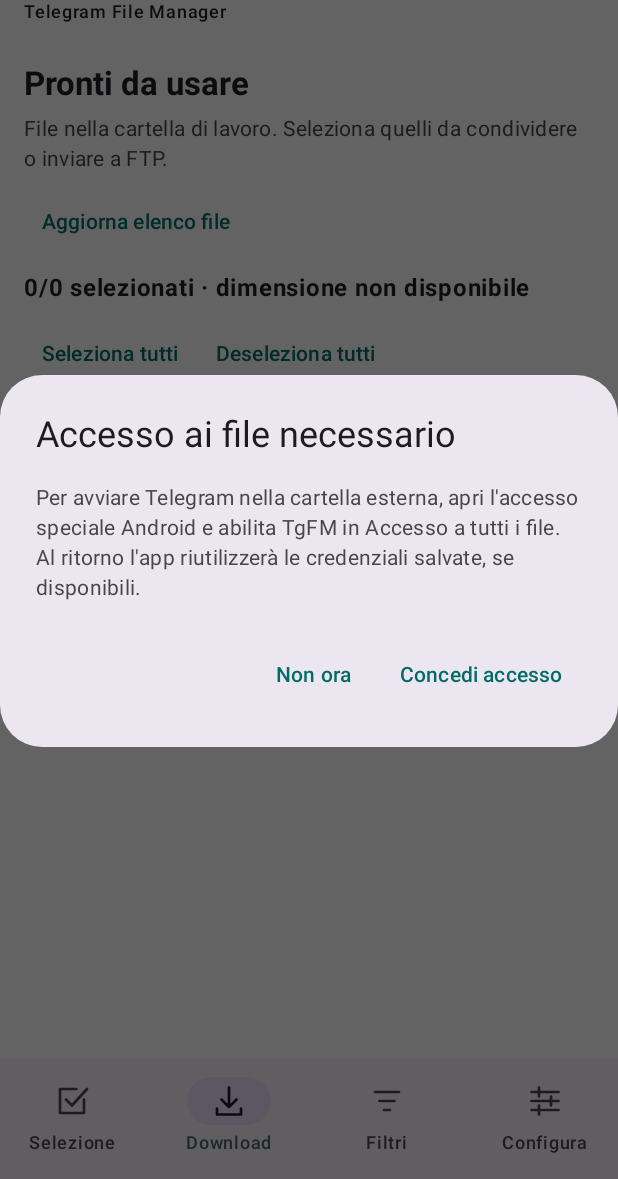
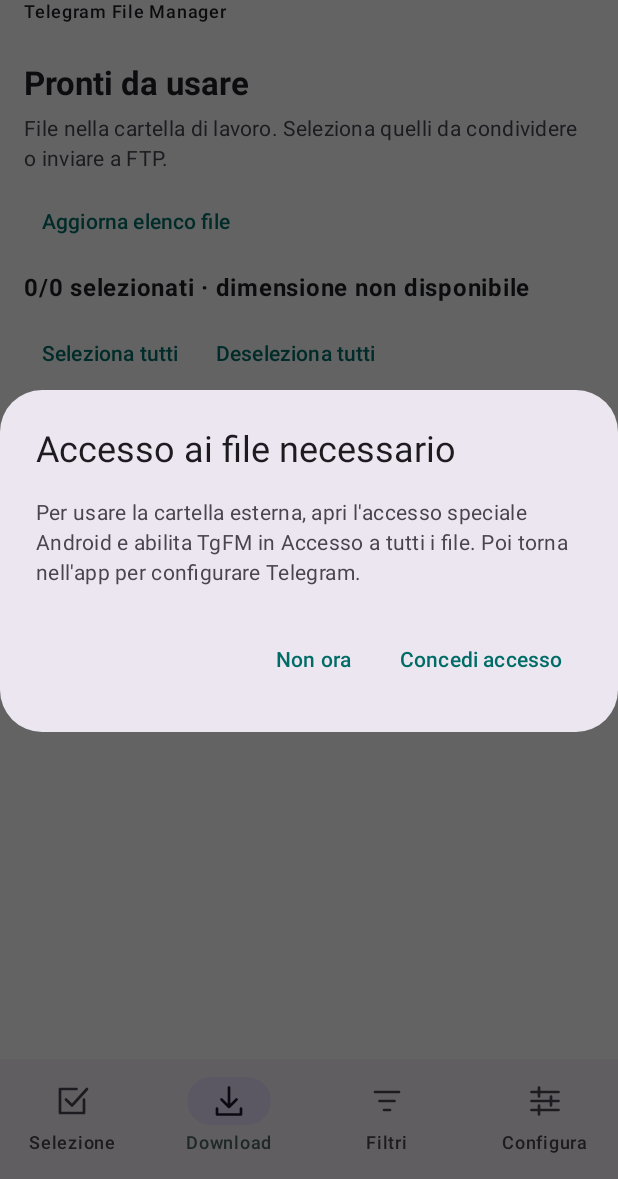
Before and after one commit to TheyKilledKenny/TgFM, an Android app built with Jetpack Compose: the composable TgfmScreen shown on its own in the app's theme, item 2 of the bottom bar chosen, on a phone screen of 412 x 824 dp, the part 57-1236 px from its top. Run offline under Robolectric (Android 15) with nearby library versions, the phone set to English and light mode, and no system bars; pictures from the network do not load; 1 statement that could not run was skipped.

Commit message:
Fix TDLib initialization deadlock and simplify fresh login in 1.5.2

```diff
--- a/app/build.gradle.kts
+++ b/app/build.gradle.kts
@@ -9,7 +9,7 @@ android {
  ndkVersion = "27.2.12479018"
  defaultConfig {
   applicationId = "it.tgfm"; minSdk = 26; targetSdk = 35
-  versionCode = 9; versionName = "1.5.1"
+  versionCode = 10; versionName = "1.5.2"
   ndk { abiFilters += "arm64-v8a" }
  }
  buildFeatures { compose = true }
--- a/app/src/main/java/it/tgfm/core/TelegramAccess.kt
+++ /dev/null
@@ -1,21 +0,0 @@
-package it.tgfm.core
-
-enum class SavedTelegramAccess { CHECKING, AVAILABLE, MISSING, UNREADABLE }
-
-/** A client waiting for file permission is not evidence of a missing Telegram login. */
-object TelegramAccess {
- fun canResume(auth: String, fileAccess: Boolean, saved: SavedTelegramAccess) = fileAccess && saved == SavedTelegramAccess.AVAILABLE &&
-  auth in setOf("notStarted", "authorizationStateClosed", "authorizationStateWaitTdlibParameters")
- fun showCredentialForm(auth: String, saved: SavedTelegramAccess, editing: Boolean) =
-  auth in setOf("notStarted", "authorizationStateClosed", "authorizationStateWaitTdlibParameters") &&
-   (saved == SavedTelegramAccess.MISSING || (saved == SavedTelegramAccess.AVAILABLE && editing))
- fun label(auth: String, saved: SavedTelegramAccess, fileAccess: Boolean): String? {
-  if (auth !in setOf("notStarted", "authorizationStateClosed", "authorizationStateWaitTdlibParameters")) return null
-  return when (saved) {
-   SavedTelegramAccess.CHECKING -> "Verifica dell'accesso salvato…"
-   SavedTelegramAccess.AVAILABLE -> if (fileAccess) "Credenziali Telegram salvate" else "Accesso Telegram in attesa del permesso ai file"
-   SavedTelegramAccess.MISSING -> "Accesso Telegram da configurare"
-   SavedTelegramAccess.UNREADABLE -> "Credenziali Telegram presenti ma non leggibili"
-  }
- }
-}
--- a/app/src/main/java/it/tgfm/ui/TgfmScreen.kt
+++ b/app/src/main/java/it/tgfm/ui/TgfmScreen.kt
@@ -36,7 +36,6 @@ import java.time.format.DateTimeFormatter
  val s by vm.state.collectAsStateWithLifecycle()
  val listState = remember(s.tab, if (s.tab == AppTab.SELECTION.ordinal) s.channel?.id else null) { LazyListState() }
  var permissionPromptHandled by rememberSaveable { mutableStateOf(false) }
- var editingApi by rememberSaveable { mutableStateOf(false) }
  var selectedChannelMenu by remember { mutableStateOf(false) }
  var selectionQuery by rememberSaveable(s.channel?.id) { mutableStateOf("") }
  var removeFavoriteId by rememberSaveable { mutableStateOf<Long?>(null) }
@@ -95,16 +94,8 @@ import java.time.format.DateTimeFormatter
        item { Heading("Il tuo archivio Telegram", "Accedi con il tuo account e scegli un canale, anche privato.") }
        item { InfoCard {
         Text("Stato · ${s.connection}")
-        Text(TelegramAccess.label(s.auth, s.savedTelegramAccess, s.fileAccess) ?: authLabel(s.auth), fontWeight = FontWeight.SemiBold)
-        if (s.savedTelegramAccess == SavedTelegramAccess.AVAILABLE && s.auth in listOf("notStarted", "authorizationStateClosed", "authorizationStateWaitTdlibParameters")) {
-         Text(if (s.fileAccess) "Le credenziali precedenti sono disponibili. TgFM riapre la sessione Telegram esistente." else "Le credenziali precedenti sono disponibili. Concedi l'accesso ai file per riaprire la sessione Telegram: non serve reinserire API ID e API hash.", style = MaterialTheme.typography.bodySmall)
-         TextButton(onClick = vm::reconnect, enabled = !s.busy && s.fileAccess) { Text("Riprova accesso salvato") }
-         TextButton(onClick = { editingApi = !editingApi }, enabled = !s.busy) { Text(if (editingApi) "Chiudi modifica API" else "Modifica credenziali API") }
-        }
-        if (s.telegramAccessError.isNotBlank()) {
-         Text(s.telegramAccessError, color = MaterialTheme.colorScheme.error, style = MaterialTheme.typography.bodySmall)
-         TextButton(onClick = vm::reconnect, enabled = !s.busy) { Text("Riprova lettura credenziali") }
-        }
+        Text(authLabel(s.auth), fontWeight = FontWeight.SemiBold)
+        if (s.loginError.isNotBlank()) Text(s.loginError, color = MaterialTheme.colorScheme.error, style = MaterialTheme.typography.bodySmall)
        } }
        item { InfoCard {
         Text("Cartella di lavoro", style = MaterialTheme.typography.titleMedium)
@@ -133,10 +124,10 @@ import java.time.format.DateTimeFormatter
         Row { OutlinedButton(onClick = { editFtp = true }, enabled = !s.busy) { Text("Configura FTP") }
          TextButton(onClick = vm::testFtp, enabled = !s.busy && s.ftp.host.isNotBlank()) { Text("Verifica accesso") } }
        } }
-       if (TelegramAccess.showCredentialForm(s.auth, s.savedTelegramAccess, editingApi)) {
+       if (s.auth in listOf("notStarted", "authorizationStateClosed") || (s.auth == "authorizationStateWaitTdlibParameters" && s.loginError.isNotBlank())) {
         item { InfoCard {
          Text("Credenziali dell'app Telegram", style = MaterialTheme.typography.titleMedium)
-         Text("Ottieni API ID e API hash da my.telegram.org → API development tools. Restano cifrati su questo dispositivo.", style = MaterialTheme.typography.bodySmall)
+         Text("Ottieni API ID e API hash da my.telegram.org → API development tools. Configura accesso avvia un nuovo login, poi inserisci telefono, codice ed eventuale password 2FA.", style = MaterialTheme.typography.bodySmall)
          OutlinedTextField(apiId, { apiId = it }, label = { Text("API ID") }, keyboardOptions = KeyboardOptions(keyboardType = KeyboardType.Number), singleLine = true, modifier = Modifier.fillMaxWidth())
          OutlinedTextField(apiHash, { apiHash = it }, label = { Text("API hash") }, visualTransformation = PasswordVisualTransformation(), singleLine = true, modifier = Modifier.fillMaxWidth())
          Button(onClick = { vm.connect(apiId, apiHash); apiHash = "" }, enabled = !s.busy && s.fileAccess && apiId.isNotBlank() && apiHash.isNotBlank()) { Text("Configura accesso") }
@@ -337,8 +328,7 @@ import java.time.format.DateTimeFormatter
   }
   if (s.ready && !s.busy && !s.fileAccess && !permissionPromptHandled) AlertDialog(
    onDismissRequest = { permissionPromptHandled = true }, title = { Text("Accesso ai file necessario") },
-   text = { Text((if (s.savedTelegramAccess == SavedTelegramAccess.AVAILABLE) "Le credenziali Telegram sono ancora salvate. " else "") +
-    if (android.os.Build.VERSION.SDK_INT >= 30) "Per avviare Telegram nella cartella esterna, apri l'accesso speciale Android e abilita TgFM in Accesso a tutti i file. Al ritorno l'app riutilizzerà le credenziali salvate, se disponibili." else "Per usare la cartella esterna, consenti ad Android l'accesso ai file. L'app riutilizzerà le credenziali salvate, se disponibili.") },
+   text = { Text(if (android.os.Build.VERSION.SDK_INT >= 30) "Per usare la cartella esterna, apri l'accesso speciale Android e abilita TgFM in Accesso a tutti i file. Poi torna nell'app per configurare Telegram." else "Consenti ad Android l'accesso ai file, poi torna nell'app per configurare Telegram.") },
    confirmButton = { TextButton(onClick = { permissionPromptHandled = true; onStorageAccess() }) { Text("Concedi accesso") } },
    dismissButton = { TextButton(onClick = { permissionPromptHandled = true }) { Text("Non ora") } })
   if (reviewExamples) AlertDialog(onDismissRequest = { reviewExamples = false }, title = { Text("Regole comuni proposte") }, text = {
```
Also changed, not shown: app/src/main/java/it/tgfm/data/CredentialVault.kt (+5 -6 lines), app/src/main/java/it/tgfm/data/Storage.kt (+0 -7 lines), app/src/main/java/it/tgfm/telegram/TelegramClient.kt (+3 -5 lines), app/src/main/java/it/tgfm/telegram/TelegramInitialization.kt (added, +25 -0 lines), app/src/main/java/it/tgfm/ui/AppViewModel.kt (+31 -31 lines), 1 other file.
